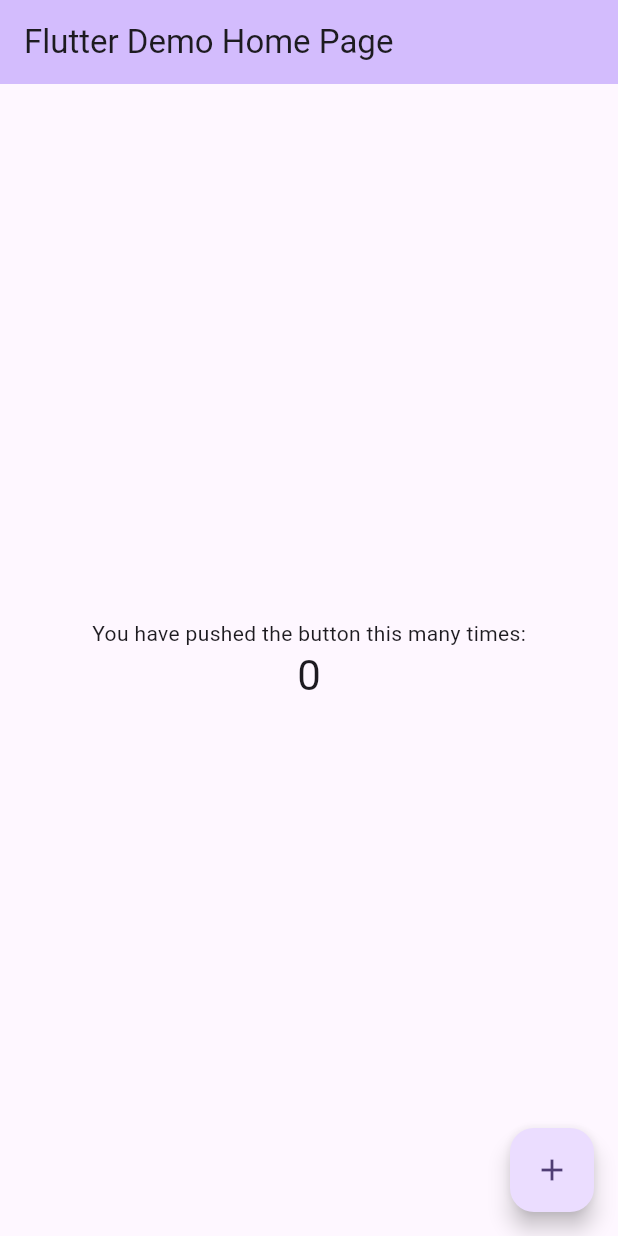
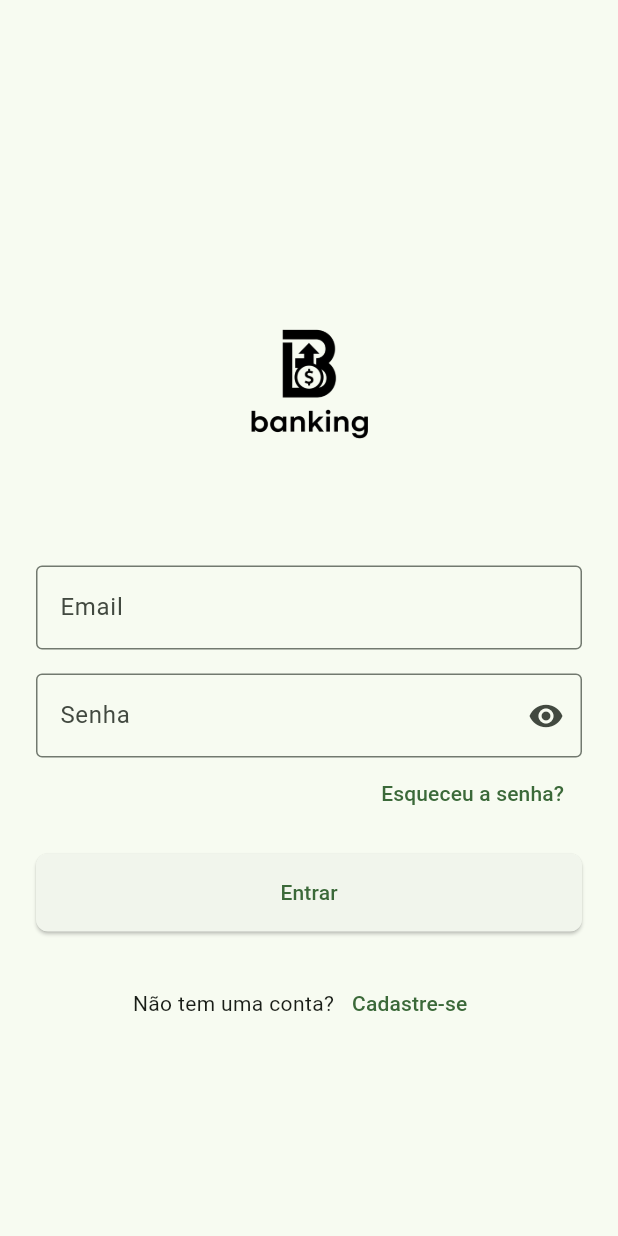
Before and after one commit to HamzeJihad/banking, a Flutter app: the screen it shows after launch, on a phone screen of 412 x 824 dp. Run offline on Flutter 3.47's test engine with Material 3 defaults, Android fonts, the phone set to English and light mode, and no system bars; our stand-ins replace decimal, dio, go_router, result_dart, shared_preferences; missing offline and left inert: flutter_vaden, vaden_core.

Commit message:
create: splash and login screen

```diff
--- /dev/null
+++ b/frontend/lib/core/config/app_router.dart
@@ -0,0 +1,54 @@
+
+import 'package:flutter/material.dart';
+import 'package:frontend/ui/auth/login_page.dart';
+import 'package:frontend/ui/splash/splash_page.dart';
+import 'package:go_router/go_router.dart';
+
+
+class PlaceholderScreen extends StatelessWidget {
+  final String title;
+  const PlaceholderScreen({super.key, required this.title});
+
+  @override
+  Widget build(BuildContext context) {
+    return Scaffold(
+      appBar: AppBar(title: Text(title)),
+      body: Center(child: Text('Página: $title')),
+    );
+  }
+}
+
+
+class AppRouter {
+  static final GoRouter router = GoRouter(
+    initialLocation: '/splash',
+
+    routes: <GoRoute>[
+      GoRoute(
+        path: '/splash',
+        builder: (BuildContext context, GoRouterState state) {
+          return const SplashPage();
+        },
+      ),
+      GoRoute(
+        path: '/login',
+        builder: (BuildContext context, GoRouterState state) {
+          return const LoginPage();
+        },
+      ),
+      GoRoute(
+        path: '/details/:id',
+        builder: (BuildContext context, GoRouterState state) {
+          final String? id = state.pathParameters['id'];
+          return PlaceholderScreen(title: 'Detalhes do Item $id');
+        },
+      ),
+    ],
+
+    errorBuilder: (context, state) => const Scaffold(
+      body: Center(
+        child: Text('Página não encontrada!'),
+      ),
+    ),
+  );
+}
--- /dev/null
+++ b/frontend/lib/core/ui/logo_widget.dart
@@ -0,0 +1,12 @@
+import 'package:flutter/material.dart';
+
+class LogoWidget extends StatelessWidget {
+  const LogoWidget({super.key});
+
+  @override
+  Widget build(BuildContext context) {
+    return Image.asset(
+      'assets/images/logo_app.png',
+    );
+  }
+}
--- /dev/null
+++ b/frontend/lib/core/ui/theme.dart
@@ -0,0 +1,3 @@
+import 'package:flutter/material.dart';
+
+ThemeData get lightTheme => ThemeData(colorScheme: ColorScheme.fromSeed(seedColor: Colors.green));
--- a/frontend/lib/main.dart
+++ b/frontend/lib/main.dart
@@ -1,4 +1,6 @@
 import 'package:flutter/material.dart';
+import 'package:frontend/core/config/app_router.dart';
+import 'package:frontend/core/ui/theme.dart';
 
 void main() {
   runApp(const MyApp());
@@ -10,27 +12,12 @@ class MyApp extends StatelessWidget {
   // This widget is the root of your application.
   @override
   Widget build(BuildContext context) {
-    return MaterialApp(
+    return MaterialApp.router(
+      routerConfig: AppRouter.router,
       title: 'Flutter Demo',
-      theme: ThemeData(
-        // This is the theme of your application.
-        //
-        // TRY THIS: Try running your application with "flutter run". You'll see
-        // the application has a purple toolbar. Then, without quitting the app,
-        // try changing the seedColor in the colorScheme below to Colors.green
-        // and then invoke "hot reload" (save your changes or press the "hot
-        // reload" button in a Flutter-supported IDE, or press "r" if you used
-        // the command line to start the app).
-        //
-        // Notice that the counter didn't reset back to zero; the application
-        // state is not lost during the reload. To reset the state, use hot
-        // restart instead.
-        //
-        // This works for code too, not just values: Most code changes can be
-        // tested with just a hot reload.
-        colorScheme: ColorScheme.fromSeed(seedColor: Colors.deepPurple),
-      ),
-      home: const MyHomePage(title: 'Flutter Demo Home Page'),
+
+      theme: lightTheme,
+
     );
   }
 }
--- /dev/null
+++ b/frontend/lib/ui/auth/login_page.dart
@@ -0,0 +1,117 @@
+import 'package:flutter/material.dart';
+import 'package:frontend/core/ui/logo_widget.dart';
+
+class LoginPage extends StatefulWidget {
+  const LoginPage({super.key});
+
+  @override
+  State<LoginPage> createState() => _LoginPageState();
+}
+
+class _LoginPageState extends State<LoginPage> {
+  final _emailController = TextEditingController();
+  final _passwordController = TextEditingController();
+
+  bool _isPasswordVisible = false;
+
+  @override
+  void dispose() {
+    _emailController.dispose();
+    _passwordController.dispose();
+    super.dispose();
+  }
+
+  @override
+  Widget build(BuildContext context) {
+    return Scaffold(
+
+      body: SingleChildScrollView(
+        child: Padding(
+          padding: const EdgeInsets.all(24.0),
+
+          child: SizedBox(
+            height: MediaQuery.of(context).size.height -
+                MediaQuery.of(context).padding.top,
+            child: Column(
+              mainAxisAlignment: MainAxisAlignment.center,
+              crossAxisAlignment: CrossAxisAlignment.stretch,
+              children: [
+                const Hero(
+                  tag: 'app_logo',
+                  child: SizedBox(height: 150, child: LogoWidget()),
+                ),
+                const SizedBox(height: 48.0),
+                TextFormField(
+                  controller: _emailController,
+                  decoration: const InputDecoration(
+                    labelText: 'Email',
+                    border: OutlineInputBorder(),
+                  ),
+                  keyboardType: TextInputType.emailAddress,
+                ),
+                const SizedBox(height: 16.0),
+                TextFormField(
+                  controller: _passwordController,
+                  obscureText: !_isPasswordVisible,
+                  decoration: InputDecoration(
+                    labelText: 'Senha',
+                    border: const OutlineInputBorder(),
+                    suffixIcon: IconButton(
+                      icon: Icon(
+                        _isPasswordVisible
+                            ? Icons.visibility_off
+                            : Icons.visibility,
+                      ),
+                      onPressed: () {
+                        setState(() {
+                          _isPasswordVisible = !_isPasswordVisible;
+                        });
+                      },
+                    ),
+                  ),
+                ),
+                Align(
+                  alignment: Alignment.centerRight,
+                  child: TextButton(
+                    onPressed: () {
+                    },
+                    child: const Text('Esqueceu a senha?'),
+                  ),
+                ),
+                const SizedBox(height: 16.0),
+
+                ElevatedButton(
+                  style: ElevatedButton.styleFrom(
+                    padding: const EdgeInsets.symmetric(vertical: 16),
+                    shape: RoundedRectangleBorder(
+                      borderRadius: BorderRadius.circular(8),
+                    ),
+                  ),
+                  onPressed: () {
+                    final email = _emailController.text;
+                    final password = _passwordController.text;
+                    print('Login com Email: $email, Senha: $password');
+                  },
+                  child: const Text('Entrar'),
+                ),
+                const SizedBox(height: 24.0),
+
+                Row(
+                  mainAxisAlignment: MainAxisAlignment.center,
+                  children: [
+                    const Text('Não tem uma conta?'),
+                    TextButton(
+                      onPressed: () {
+                      },
+                      child: const Text('Cadastre-se'),
+                    ),
+                  ],
+                )
+              ],
+            ),
+          ),
+        ),
+      ),
+    );
+  }
+}
--- a/frontend/pubspec.yaml
+++ b/frontend/pubspec.yaml
@@ -27,6 +27,7 @@ dependencies:
   dio: ^5.9.0
   shared_preferences: ^2.5.3
   result_dart: ^2.1.1
+  go_router: ^16.2.5
 
 
 dev_dependencies:
@@ -53,8 +54,8 @@ flutter:
   uses-material-design: true
 
   # To add assets to your application, add an assets section, like this:
-  # assets:
-  #   - images/a_dot_burr.jpeg
+  assets:
+    - assets/images/
   #   - images/a_dot_ham.jpeg
 
   # An image asset can refer to one or more resolution-specific "variants", see
```
Also changed, not shown: frontend/lib/ui/splash/splash_page.dart (added, +29 -0 lines), frontend/assets/images/logo_app.png (added), 3 other files.
